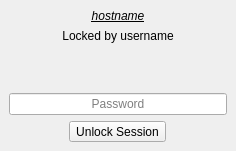
Old version of the form lumina-wm-INCOMPLETE/LLockScreen.ui in the repository lumina-desktop/lumina.
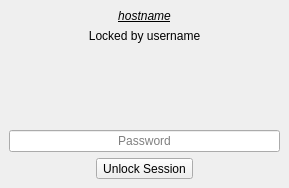
New version of the form.

Commit message: A couple big changes: 1) Add lumina-checkpass subproject: this is a tiny C program for comparing an input again the current user's password with PAM (required for screen unlocker in lumina-wm) 2) Completely finish up the Screensaver implementation in lumina-wm - the lock/unlock screen works great now, and I also set it up to cut the current screen brightness in half when the screensaver starts up (returns to normal level on activity).

Patch:
```diff
--- a/lumina-wm-INCOMPLETE/LLockScreen.ui
+++ b/lumina-wm-INCOMPLETE/LLockScreen.ui
@@ -6,8 +6,8 @@
    <rect>
     <x>0</x>
     <y>0</y>
-    <width>236</width>
-    <height>151</height>
+    <width>289</width>
+    <height>188</height>
    </rect>
   </property>
   <property name="windowTitle">
@@ -89,6 +89,9 @@
         <property name="text">
          <string notr="true"/>
         </property>
+        <property name="alignment">
+         <set>Qt::AlignCenter</set>
+        </property>
         <property name="wordWrap">
          <bool>true</bool>
         </property>
```
The commit also changes 69 other files.
